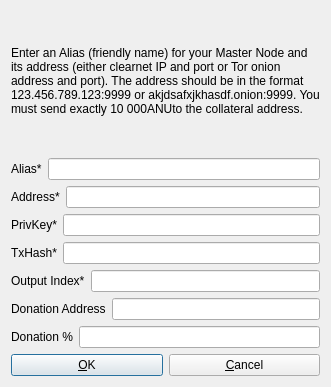
The window that src/qt/forms/addeditadrenalinenode.ui (anucore/anucore) describes before a commit, drawn with Qt 5.
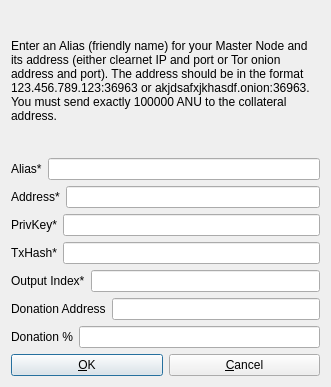
The same window after the commit.

Patch:
```diff
--- a/src/qt/forms/addeditadrenalinenode.ui
+++ b/src/qt/forms/addeditadrenalinenode.ui
@@ -26,7 +26,7 @@
       </sizepolicy>
      </property>
      <property name="text">
-      <string>&lt;html&gt;&lt;head/&gt;&lt;body&gt;&lt;p&gt;Enter an Alias (friendly name) for your Master Node and its address (either clearnet IP and port or Tor onion address and port). The address should be in the format 123.456.789.123:9999 or akjdsafxjkhasdf.onion:9999. You must send exactly 10 000ANUto the collateral address.&lt;/p&gt;&lt;/body&gt;&lt;/html&gt;</string>
+      <string>&lt;html&gt;&lt;head/&gt;&lt;body&gt;&lt;p&gt;Enter an Alias (friendly name) for your Master Node and its address (either clearnet IP and port or Tor onion address and port). The address should be in the format 123.456.789.123:36963 or akjdsafxjkhasdf.onion:36963. You must send exactly 100000 ANU to the collateral address.&lt;/p&gt;&lt;/body&gt;&lt;/html&gt;</string>
      </property>
      <property name="wordWrap">
       <bool>true</bool>
```
